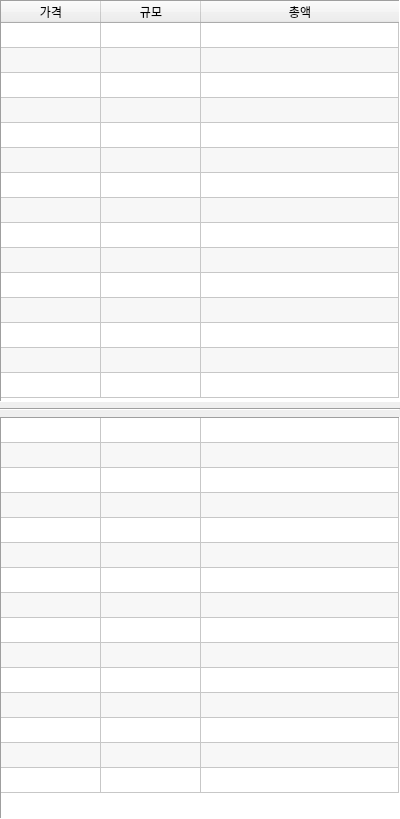
This is orderbook.ui in SKYooon1/Cryptocurrency-HTS as Qt 5 draws it before an edit. The edited form follows.
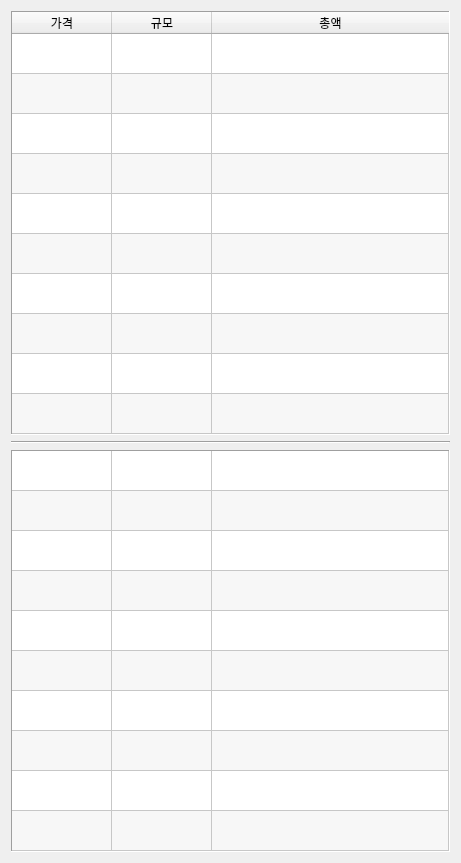
This is the edited form.

Commit message: 호가창 ui 개선

What changed in the file:
```diff
--- a/orderbook.ui
+++ b/orderbook.ui
@@ -6,30 +6,18 @@
    <rect>
     <x>0</x>
     <y>0</y>
-    <width>400</width>
-    <height>819</height>
+    <width>461</width>
+    <height>767</height>
    </rect>
   </property>
   <property name="windowTitle">
    <string>Form</string>
   </property>
   <layout class="QGridLayout" name="gridLayout">
-   <property name="leftMargin">
-    <number>0</number>
-   </property>
-   <property name="topMargin">
-    <number>0</number>
-   </property>
-   <property name="rightMargin">
-    <number>0</number>
-   </property>
-   <property name="bottomMargin">
-    <number>0</number>
-   </property>
    <item row="0" column="0">
     <widget class="QTableWidget" name="tableAsks">
      <property name="sizePolicy">
-      <sizepolicy hsizetype="Minimum" vsizetype="Minimum">
+      <sizepolicy hsizetype="Minimum" vsizetype="Fixed">
        <horstretch>0</horstretch>
        <verstretch>0</verstretch>
       </sizepolicy>
@@ -37,7 +25,13 @@
      <property name="minimumSize">
       <size>
        <width>400</width>
-       <height>10</height>
+       <height>0</height>
+      </size>
+     </property>
+     <property name="maximumSize">
+      <size>
+       <width>500</width>
+       <height>16777215</height>
       </size>
      </property>
      <property name="font">
@@ -94,7 +88,7 @@
       <bool>true</bool>
      </property>
      <property name="rowCount">
-      <number>15</number>
+      <number>10</number>
      </property>
      <property name="columnCount">
       <number>3</number>
@@ -115,7 +109,10 @@
       <bool>true</bool>
      </attribute>
      <attribute name="verticalHeaderDefaultSectionSize">
-      <number>25</number>
+      <number>40</number>
+     </attribute>
+     <attribute name="verticalHeaderHighlightSections">
+      <bool>true</bool>
      </attribute>
      <attribute name="verticalHeaderStretchLastSection">
       <bool>false</bool>
@@ -130,11 +127,6 @@
      <row/>
      <row/>
      <row/>
-     <row/>
-     <row/>
-     <row/>
-     <row/>
-     <row/>
      <column>
       <property name="text">
        <string>가격</string>
@@ -162,7 +154,7 @@
    <item row="2" column="0">
     <widget class="QTableWidget" name="tableBids">
      <property name="sizePolicy">
-      <sizepolicy hsizetype="Minimum" vsizetype="Minimum">
+      <sizepolicy hsizetype="Minimum" vsizetype="Fixed">
        <horstretch>0</horstretch>
        <verstretch>0</verstretch>
       </sizepolicy>
@@ -170,7 +162,13 @@
      <property name="minimumSize">
       <size>
        <width>400</width>
-       <height>10</height>
+       <height>0</height>
+      </size>
+     </property>
+     <property name="maximumSize">
+      <size>
+       <width>500</width>
+       <height>16777215</height>
       </size>
      </property>
      <property name="font">
@@ -227,7 +225,7 @@
       <bool>true</bool>
      </property>
      <property name="rowCount">
-      <number>15</number>
+      <number>10</number>
      </property>
      <property name="columnCount">
       <number>3</number>
@@ -248,7 +246,10 @@
       <bool>true</bool>
      </attribute>
      <attribute name="verticalHeaderDefaultSectionSize">
-      <number>25</number>
+      <number>40</number>
+     </attribute>
+     <attribute name="verticalHeaderHighlightSections">
+      <bool>true</bool>
      </attribute>
      <attribute name="verticalHeaderStretchLastSection">
       <bool>false</bool>
@@ -263,11 +264,6 @@
      <row/>
      <row/>
      <row/>
-     <row/>
-     <row/>
-     <row/>
-     <row/>
-     <row/>
      <column/>
      <column/>
      <column/>
```
